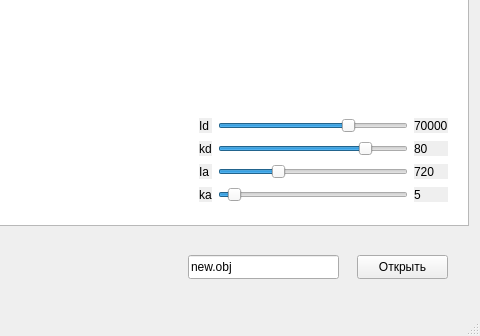
First picture: the form in Sphere/untitled/mainwindow.ui, repository gordiig/Solar_system_guide, before the edit; both pictures show x 632 to 1112 and y 405 to 741 of the 1112 by 741 pixel window.
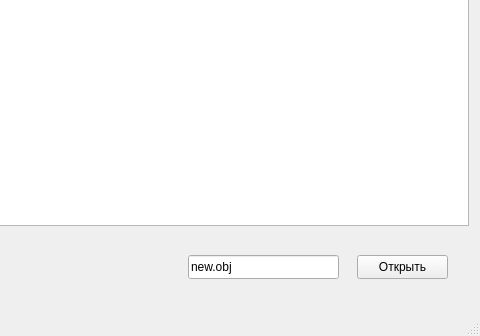
Second picture: the form after the edit.

Commit message: deleted light sliders and fields from grStr

What changed in the file:
```diff
--- a/Sphere/untitled/mainwindow.ui
+++ b/Sphere/untitled/mainwindow.ui
@@ -66,153 +66,6 @@
      <string>Открыть</string>
     </property>
    </widget>
-   <widget class="QWidget" name="gridLayoutWidget">
-    <property name="geometry">
-     <rect>
-      <x>820</x>
-      <y>510</y>
-      <width>271</width>
-      <height>111</height>
-     </rect>
-    </property>
-    <layout class="QGridLayout" name="gridLayout">
-     <item row="3" column="2">
-      <widget class="QLabel" name="Label_ka">
-       <property name="autoFillBackground">
-        <bool>true</bool>
-       </property>
-       <property name="text">
-        <string>5</string>
-       </property>
-      </widget>
-     </item>
-     <item row="1" column="2">
-      <widget class="QLabel" name="Label_kd">
-       <property name="autoFillBackground">
-        <bool>true</bool>
-       </property>
-       <property name="text">
-        <string>80</string>
-       </property>
-      </widget>
-     </item>
-     <item row="3" column="1">
-      <widget class="QSlider" name="Slider_ka">
-       <property name="maximum">
-        <number>100</number>
-       </property>
-       <property name="value">
-        <number>5</number>
-       </property>
-       <property name="orientation">
-        <enum>Qt::Horizontal</enum>
-       </property>
-      </widget>
-     </item>
-     <item row="0" column="0">
-      <widget class="QLabel" name="label_2">
-       <property name="autoFillBackground">
-        <bool>true</bool>
-       </property>
-       <property name="text">
-        <string>Id</string>
-       </property>
-      </widget>
-     </item>
-     <item row="1" column="0">
-      <widget class="QLabel" name="label_3">
-       <property name="autoFillBackground">
-        <bool>true</bool>
-       </property>
-       <property name="text">
-        <string>kd</string>
-       </property>
-      </widget>
-     </item>
-     <item row="2" column="0">
-      <widget class="QLabel" name="label_4">
-       <property name="autoFillBackground">
-        <bool>true</bool>
-       </property>
-       <property name="text">
-        <string>Ia</string>
-       </property>
-      </widget>
-     </item>
-     <item row="2" column="2">
-      <widget class="QLabel" name="Label_Ia">
-       <property name="autoFillBackground">
-        <bool>true</bool>
-       </property>
-       <property name="text">
-        <string>720</string>
-       </property>
-      </widget>
-     </item>
-     <item row="2" column="1">
-      <widget class="QSlider" name="Slider_Ia">
-       <property name="maximum">
-        <number>10000</number>
-       </property>
-       <property name="value">
-        <number>3000</number>
-       </property>
-       <property name="orientation">
-        <enum>Qt::Horizontal</enum>
-       </property>
-      </widget>
-     </item>
-     <item row="1" column="1">
-      <widget class="QSlider" name="Slider_kd">
-       <property name="maximum">
-        <number>100</number>
-       </property>
-       <property name="singleStep">
-        <number>1</number>
-       </property>
-       <property name="value">
-        <number>80</number>
-       </property>
-       <property name="orientation">
-        <enum>Qt::Horizontal</enum>
-       </property>
-      </widget>
-     </item>
-     <item row="3" column="0">
-      <widget class="QLabel" name="label_5">
-       <property name="autoFillBackground">
-        <bool>true</bool>
-       </property>
-       <property name="text">
-        <string>ka</string>
-       </property>
-      </widget>
-     </item>
-     <item row="0" column="2">
-      <widget class="QLabel" name="Label_Id">
-       <property name="autoFillBackground">
-        <bool>true</bool>
-       </property>
-       <property name="text">
-        <string>70000</string>
-       </property>
-      </widget>
-     </item>
-     <item row="0" column="1">
-      <widget class="QSlider" name="Slider_Id">
-       <property name="maximum">
-        <number>300000</number>
-       </property>
-       <property name="value">
-        <number>70000</number>
-       </property>
-       <property name="orientation">
-        <enum>Qt::Horizontal</enum>
-       </property>
-      </widget>
-     </item>
-    </layout>
-   </widget>
    <zorder>graphicsView</zorder>
    <zorder>label</zorder>
    <zorder>LineEdit</zorder>
```
Left out of the diff: 68 changed lines with no effect on the pictures. The commit also changes 2 other files.
